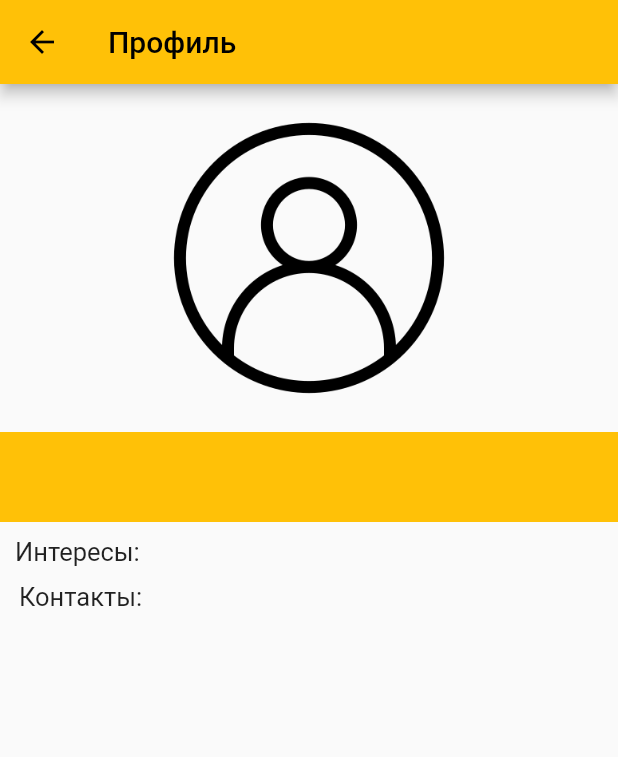
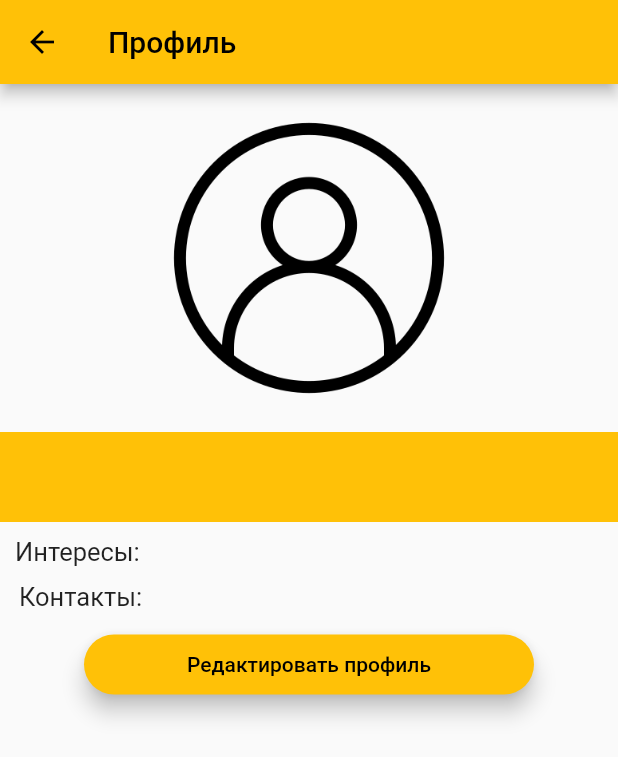
Before and after one commit to ompus/MechmatHere, a Flutter app: the ProfilePhotoPage screen opened directly, on a phone screen of 412 x 824 dp. Shown: the top 757 px of the screen. Run offline on Flutter 3.47's test engine with Material 2 defaults, Android fonts, the light colour scheme and no system bars; our stand-ins replace cloud_firestore, firebase_auth, firebase_core, firebase_storage, flutter_image_compress, image_cropper and 1 more; accounts and stored records are empty.

Commit message:
Модификация ProfilePhotoPage
Меняется профиль - загружаются изменения

```diff
--- a/lib/pages/ProfilePhotoPage.dart
+++ b/lib/pages/ProfilePhotoPage.dart
@@ -1,7 +1,9 @@
+import 'package:cloud_firestore/cloud_firestore.dart';
 import 'package:flutter/material.dart';
 import 'package:firebase_auth/firebase_auth.dart';
 import 'package:mechmat_tut/user_model.dart';
 import 'package:url_launcher/url_launcher.dart';
+import '../ChangeProfile.dart';
 import '../authentication_service.dart';
 import 'package:provider/provider.dart';
 
@@ -114,7 +116,7 @@ class _ProfilePhotoPageState extends State<ProfilePhotoPage>
                    ),
                    Visibility(
                        child: SizedBox(width: 15),
-                       visible: telegram == "" ? false: true
+                       visible: vk == "" ? false: true
                    ),
                    Visibility(
                      child: InkWell(
@@ -130,7 +132,7 @@ class _ProfilePhotoPageState extends State<ProfilePhotoPage>
                    ),
                    Visibility(
                        child: SizedBox(width: 15),
-                       visible: phone == "" ? false: true
+                       visible: telegram == "" ? false: true
                    ),
                    Visibility(
                      child: InkWell(
@@ -146,6 +148,36 @@ class _ProfilePhotoPageState extends State<ProfilePhotoPage>
                    ),
                  ]
              ),
+              const SizedBox(
+                height: 15,
+              ),
+              Center(
+                child: Container(
+                  height: 40,
+                  width: 300,
+                  child: ElevatedButton(
+                    style: ElevatedButton.styleFrom(
+                      elevation: 6.0,
+                      primary: Colors.amber, // background
+                      onPrimary: Colors.black, // foreground
+                      shape: RoundedRectangleBorder(
+                          borderRadius: BorderRadius.circular(30.0)),
+                    ),
+                    onPressed: () async {
+                      await Navigator.push(context, MaterialPageRoute(
+                          builder: (context) => ChangeProfilePage()
+                      ));
+                      setState(() {
+                        s = context.read<AuthenticationService>().getUserFromDB(user!.uid);
+                      });
+                    },
+                    child: Text('Редактировать профиль'),
+                  ),
+                ),
+              ),
+              const SizedBox(
+                height: 40,
+              ),
             ],
           ),
         )
```
